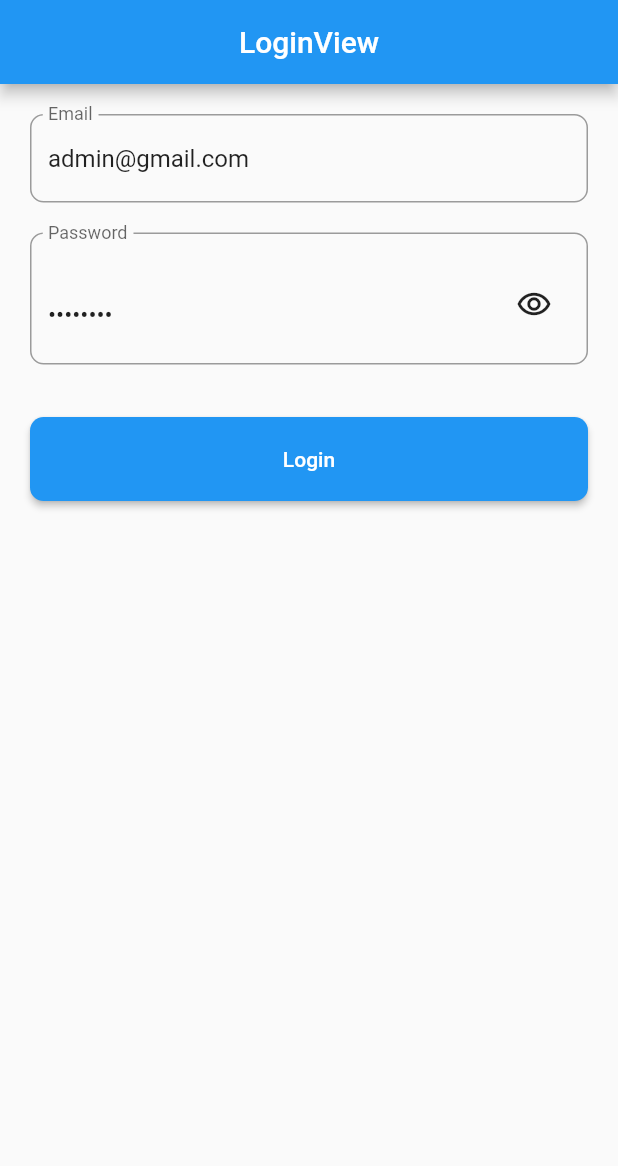
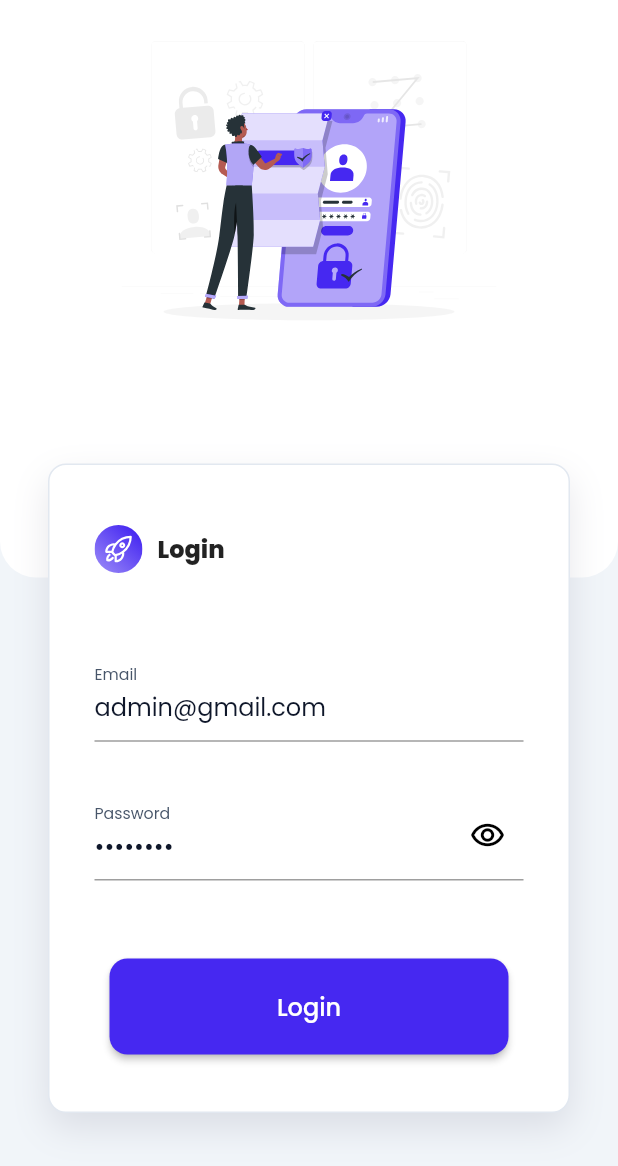
Before and after one commit to sindev08/qr-code, a Flutter app: the screen it shows after launch, on a phone screen of 412 x 824 dp. Shown: the top 1166 px of the screen. Run offline on Flutter 3.47's test engine with Material 2 defaults, Android fonts, the light colour scheme and no system bars; our stand-ins replace cloud_firestore, firebase_auth, firebase_core, flutter_svg, get, open_file and 2 more; missing offline and left inert: flutter_barcode_scanner; accounts and stored records are empty.

Commit message:
feat(page) : login

```diff
--- /dev/null
+++ b/lib/app/constant/color.dart
@@ -0,0 +1,70 @@
+import 'package:flutter/material.dart';
+
+class CustomColors {
+  static final black = Color(0xFF000000);
+  static final white = Color(0xFFFFFFFF);
+
+  static const MaterialColor primary = MaterialColor(
+    0xFF4628F1,
+    <int, Color>{
+      50: Color(0xFFECE9FD),
+      100: Color(0xFFDAD4FC),
+      200: Color(0xFFB5A9F9),
+      300: Color(0xFF907EF6),
+      400: Color(0xFF6A52F3),
+      500: Color(0xFF4628F1),
+      600: Color(0xFF3820C0),
+      700: Color(0xFF2A1890),
+      800: Color(0xFF1C1060),
+      900: Color(0xFF0E0830),
+    },
+  );
+
+  // static const MaterialColor secondary = MaterialColor(
+  //   0xFF00BFFF,
+  //   <int, Color>{
+  //     50: Color(0xFFE6F7FF),
+  //     100: Color(0xFFB2D4FF),
+  //     200: Color(0xFF80B1FF),
+  //     300: Color(0xFF4E8EFF),
+  //     400: Color(0xFF1B6BFF),
+  //     500: Color(0xFF0060FF),
+  //     600: Color(0xFF0054E1),
+  //     700: Color(0xFF0049BF),
+  //     800: Color(0xFF003D9D),
+  //     900: Color(0xFF00327B),
+  //   },
+  // );
+
+  static const MaterialColor warning = MaterialColor(
+    0xFFFFC107,
+    <int, Color>{
+      50: Color(0xFFFFF9E6),
+      100: Color(0xFFFFF08F),
+      200: Color(0xFFFFE93E),
+      300: Color(0xFFFFE000),
+      400: Color(0xFFFFD500),
+      500: Color(0xFFFFC107),
+      600: Color(0xFFFFB300),
+      700: Color(0xFFFFA000),
+      800: Color(0xFFFF9000),
+      900: Color(0xFFFF8000),
+    },
+  );
+
+  static const MaterialColor grey = MaterialColor(
+    0xFF64748B,
+    <int, Color>{
+      50: Color(0xFFF8FAFC),
+      100: Color(0xFFF1F5F9),
+      200: Color(0xFFE2E8F0),
+      300: Color(0xFFCBD5E1),
+      400: Color(0xFF94A3B8),
+      500: Color(0xFF64748B),
+      600: Color(0xFF475569),
+      700: Color(0xFF334155),
+      800: Color(0xFF1E293B),
+      900: Color(0xFF0F172A),
+    },
+  );
+}
--- a/lib/app/modules/login/views/login_view.dart
+++ b/lib/app/modules/login/views/login_view.dart
@@ -1,6 +1,7 @@
 import 'package:flutter/material.dart';
-
+import 'package:flutter_svg/flutter_svg.dart';
 import 'package:get/get.dart';
+import 'package:qr_project/app/constant/color.dart';
 import 'package:qr_project/app/controllers/auth_controller.dart';
 import 'package:qr_project/app/routes/app_pages.dart';
 
@@ -21,47 +22,122 @@ class LoginView extends GetView<LoginController> {
   @override
   Widget build(BuildContext context) {
     return Scaffold(
-        appBar: AppBar(
-          title: const Text('LoginView'),
-          centerTitle: true,
+        backgroundColor: CustomColors.grey.shade100,
+        // appBar: AppBar(
+        //   // iconTheme: const IconThemeData(, color: CustomColors.primary),
+        //   backgroundColor: Colors.transparent,
+        //   elevation: 0,
+        //   actions: [
+        //     Row(mainAxisAlignment: MainAxisAlignment.start, children: [
+        //       IconButton(
+        //           onPressed: () {}, icon: const Icon(Icons.arrow_back_ios))
+        //     ])
+        //   ],
+        // ),
+        body: Stack(
+          children: [
+            Positioned(
+              top: 0,
+              left: 0,
+              right: 0,
+              child: Container(
+                  decoration: BoxDecoration(
+                      color: CustomColors.white,
+                      borderRadius: BorderRadius.only(
+                          bottomLeft: Radius.circular(24),
+                          bottomRight: Radius.circular(24))),
+                  child: Column(
+                    mainAxisAlignment: MainAxisAlignment.center,
+                    children: [LoginSvg(), SizedBox(height: 135)],
+                  )),
             ),
-        body: ListView(
-          padding: const EdgeInsets.all(20),
+            Positioned(
+              top: 277,
+              left: 0,
+              right: 0,
+              bottom: 50,
+              child: Container(
+                margin:
+                    const EdgeInsets.symmetric(vertical: 32, horizontal: 32),
+                decoration: BoxDecoration(
+                    color: CustomColors.white,
+                    border:
+                        Border.all(color: CustomColors.grey.shade200, width: 1),
+                    boxShadow: const [
+                      BoxShadow(
+                        color: Color.fromRGBO(14, 8, 48, 0.1),
+                        offset: Offset(0.0, 10.0), //(x,y)
+                        blurRadius: 20.0,
+                      ),
+                    ],
+                    borderRadius: BorderRadius.circular(12)),
+                child: Padding(
+                  padding:
+                      const EdgeInsets.symmetric(vertical: 40, horizontal: 30),
+                  child: Column(
                     children: [
+                      Row(
+                        children: [
+                          RocketSvg(),
+                          const SizedBox(width: 10),
+                          const Text(
+                            "Login",
+                            style: TextStyle(
+                              fontSize: 16,
+                              fontWeight: FontWeight.w700,
+                            ),
+                          ),
+                        ],
+                      ),
+                      const SizedBox(height: 52),
                       TextField(
                         autocorrect: false,
                         controller: emailC,
                         keyboardType: TextInputType.emailAddress,
+                        style: TextStyle(
+                            fontSize: 16, color: CustomColors.grey.shade900),
                         decoration: InputDecoration(
                             labelText: "Email",
-                border:
-                    OutlineInputBorder(borderRadius: BorderRadius.circular(9)),
+                            labelStyle: TextStyle(
+                              fontSize: 14,
+                              color: CustomColors.grey.shade600,
+                            )
+                            // border:
+                            //     OutlineInputBorder(borderRadius: BorderRadius.circular(9)),
                             ),
                       ),
-            SizedBox(height: 20),
+                      const SizedBox(height: 32),
                       Obx(() => TextField(
                             autocorrect: false,
                             controller: passC,
                             keyboardType: TextInputType.text,
                             obscureText: controller.isHidden.value,
+                            style: TextStyle(
+                                fontSize: 16,
+                                color: CustomColors.grey.shade900),
                             decoration: InputDecoration(
                                 labelText: "Password",
-                    suffix: IconButton(
-                        onPressed: () {
+                                labelStyle: TextStyle(
+                                  fontSize: 14,
+                                  color: CustomColors.grey.shade600,
+                                ),
+                                suffixIcon: GestureDetector(
+                                    onTap: () {
                                       controller.isHidden.toggle();
                                     },
-                        icon: Icon(controller.isHidden.isFalse
+                                    child: Icon(
+                                      controller.isHidden.isFalse
                                           ? Icons.remove_red_eye
-                            : Icons.remove_red_eye_outlined)),
-                    border: OutlineInputBorder(
-                        borderRadius: BorderRadius.circular(9)),
-                  ),
+                                          : Icons.remove_red_eye_outlined,
+                                      color: Colors.black,
+                                    ))),
                           )),
-            SizedBox(height: 35),
+                      const SizedBox(height: 52),
                       ElevatedButton(
                           onPressed: () async {
                             if (controller.isLoading.isFalse) {
-                    if (emailC.text.isNotEmpty && passC.text.isNotEmpty) {
+                              if (emailC.text.isNotEmpty &&
+                                  passC.text.isNotEmpty) {
                                 controller.isLoading(true);
                                 Map<String, dynamic> hasil =
                                     await authC.login(emailC.text, passC.text);
@@ -72,18 +148,52 @@ class LoginView extends GetView<LoginController> {
                                   Get.offAllNamed(Routes.home);
                                 }
                               } else {
-                      Get.snackbar("Error", "Email dan password wajib diisi");
+                                Get.snackbar(
+                                    "Error", "Email dan password wajib diisi");
                               }
                             }
                           },
                           style: ElevatedButton.styleFrom(
                               shape: RoundedRectangleBorder(
-                      borderRadius: BorderRadius.circular(9),
+                                borderRadius: BorderRadius.circular(12),
                               ),
-                    padding: const EdgeInsets.symmetric(vertical: 20)),
-                child:
-                    Text(controller.isLoading.isFalse ? "Login" : "Loading..."))
+                              padding: const EdgeInsets.symmetric(vertical: 20),
+                              minimumSize: Size(266, 40)),
+                          child: Text(
+                            controller.isLoading.isFalse
+                                ? "Login"
+                                : "Loading...",
+                            style: const TextStyle(
+                                fontSize: 16, fontWeight: FontWeight.w500),
+                          ))
+                    ],
+                  ),
+                ),
+              ),
+            )
           ],
         ));
   }
 }
+
+class RocketSvg extends StatelessWidget {
+  @override
+  Widget build(BuildContext context) {
+    return SvgPicture.asset(
+      'assets/rocket.svg',
+      semanticsLabel: 'login',
+      width: 32,
+    );
+  }
+}
+
+class LoginSvg extends StatelessWidget {
+  @override
+  Widget build(BuildContext context) {
+    return SvgPicture.asset(
+      'assets/login.svg',
+      semanticsLabel: 'login',
+      width: 250,
+    );
+  }
+}
--- a/lib/main.dart
+++ b/lib/main.dart
@@ -3,6 +3,7 @@ import 'package:firebase_core/firebase_core.dart';
 import 'package:flutter/material.dart';
 
 import 'package:get/get.dart';
+import 'package:qr_project/app/constant/color.dart';
 import 'package:qr_project/app/controllers/auth_controller.dart';
 import 'app/modules/loading/loading_screen.dart';
 import 'firebase_options.dart';
@@ -36,6 +37,8 @@ class MyApp extends StatelessWidget {
             title: "QR Code",
             initialRoute: snapAuth.hasData ? Routes.home : Routes.login,
             getPages: AppPages.routes,
+            theme: ThemeData(
+                fontFamily: 'Poppins', primarySwatch: CustomColors.primary),
           );
         });
   }
```
Also changed, not shown: pubspec.yaml (+16 -0 lines), assets/login.svg (added), assets/rocket.svg (added), fonts/Poppins-Black.ttf (added), fonts/Poppins-ExtraBold.ttf (added), fonts/Poppins-Italic.ttf (added), fonts/Poppins-Medium.ttf (added), fonts/Poppins-Regular.ttf (added), fonts/Poppins-SemiBold.ttf (added), fonts/Poppins-Thin.ttf (added), pubspec.lock. Lines whose indentation alone changed are shown as unchanged.
